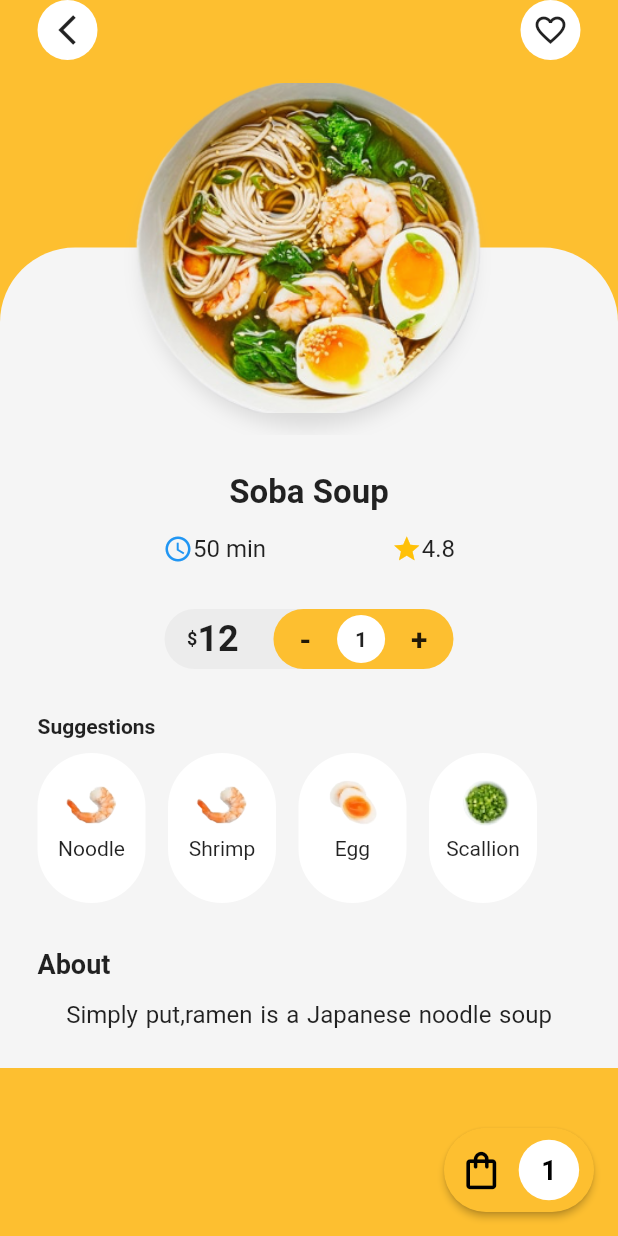
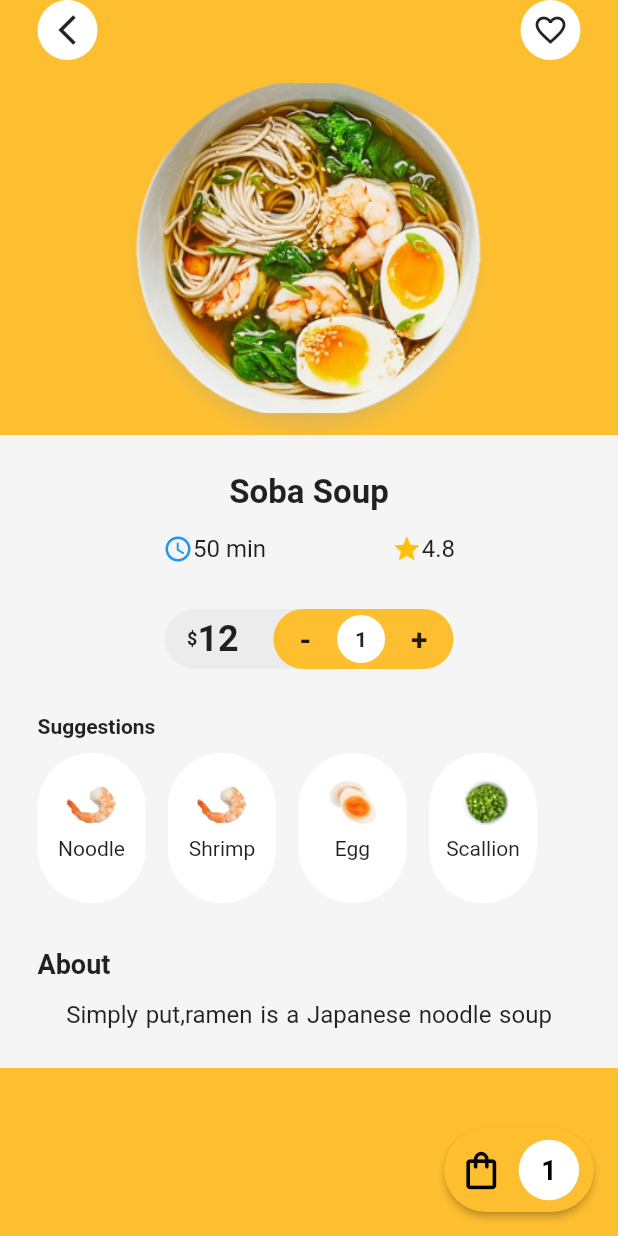
Before and after one commit to NguyenHungViCb/food-ordering-app, a Flutter app: the DetailPage screen opened directly with sample values from the repository, on a phone screen of 412 x 824 dp. Run offline on Flutter 3.47's test engine with Material 2 defaults, Android fonts, the phone set to English and light mode, and no system bars; our stand-ins replace carousel_slider, flutter_dotenv, flutter_secure_storage, flutter_svg; accounts and stored records are empty.

```diff
--- a/app/lib/main.dart
+++ b/app/lib/main.dart
@@ -1,4 +1,5 @@
 import 'package:app/routes.dart';
+import 'package:app/screens/account-info/account-info.dart';
 import 'package:app/screens/cart/cart/cart_screen.dart';
 import 'package:app/screens/home/home.dart';
 import 'package:flutter_dotenv/flutter_dotenv.dart';
--- a/app/lib/models/foods/getfood/food.dart
+++ b/app/lib/models/foods/getfood/foode.dart
@@ -8,7 +8,7 @@ import 'package:app/utils/api_service.dart';
 
 // =================== User related models ===================
 
-GetFoodResponse userFromJson(String str) =>
+GetFoodResponse foodFromJson(String str) =>
     GetFoodResponse.fromJson(json.decode(str));
 
 String userToJson(GetFoodResponse data) => json.encode(data.toJson());
@@ -67,7 +67,7 @@ class GetFoodResponse {
 
 // =================== Class responsed for api called ===================
 
-class CartItems {
+class Foode {
   Future<GetFoodResponse> GetFood() async {
     var response = await ApiService().get("/api/products/all");
     if (response.statusCode == 200) {
--- a/app/lib/screens/detail/widget/food_img.dart
+++ b/app/lib/screens/detail/widget/food_img.dart
@@ -17,17 +17,17 @@ FoodImg(this.food);
                 flex: 1,
                 child: Container(),
               ),
-              Expanded(
-                  flex:1,
-                  child: Container(
-                    decoration: BoxDecoration(
-                      borderRadius: BorderRadius.only(
-                        topLeft: Radius.circular(50),
-                        topRight: Radius.circular(50),
-                      ),
-                      color: kBackground,
-                    ),
-                  ))
+              // Expanded(
+              //     flex:1,
+              //     child: Container(
+              //       decoration: BoxDecoration(
+              //         borderRadius: BorderRadius.only(
+              //           topLeft: Radius.circular(50),
+              //           topRight: Radius.circular(50),
+              //         ),
+              //         color: kBackground,
+              //       ),
+              //     ))
             ],
           ),
           Align(
--- a/app/lib/screens/detail/widget/food_quantity.dart
+++ b/app/lib/screens/detail/widget/food_quantity.dart
@@ -1,4 +1,5 @@
 import 'package:app/models/food.dart';
+import 'package:app/screens/cart/cart/cart_screen.dart';
 import 'package:app/share/constants/colors.dart';
 import 'package:flutter/material.dart';
 
@@ -52,11 +53,19 @@ class FoodQuantity extends StatelessWidget {
             child: Row(
               mainAxisAlignment: MainAxisAlignment.spaceEvenly,
               children: [
-                Text('-',
+                GestureDetector(
+                    child:Text('-',
                       style: TextStyle(
                         fontSize: 20,
                         fontWeight: FontWeight.bold,
                       ),),
+                  onTap: (){print('Terms');},
+                ),
+                // Text('-',
+                // style: TextStyle(
+                //   fontSize: 20,
+                //   fontWeight: FontWeight.bold,
+                // ),),
                 Container(
                   padding: EdgeInsets.all(12),
                   decoration: BoxDecoration(
@@ -68,11 +77,20 @@ class FoodQuantity extends StatelessWidget {
                     fontWeight: FontWeight.bold
                   ),),
                 ),
-                Text('+',
+                GestureDetector(
+                  child:Text('+',
                     style: TextStyle(
                       fontSize: 20,
                       fontWeight: FontWeight.bold,
-                  ),),
+                    ),) ,
+                  onTap: (){ Navigator.pushNamed(context, CartScreen.routeName);},
+                )
+                ,
+                // Text('+',
+                //   style: TextStyle(
+                //     fontSize: 20,
+                //     fontWeight: FontWeight.bold,
+                //   ),),
               ],
             ),
           ),
--- a/app/lib/screens/home/widget/slider_List.dart
+++ b/app/lib/screens/home/widget/slider_List.dart
@@ -20,11 +20,11 @@ class _DestinationCarouselState extends State<DestinationCarousel> {
 
   final List<String> images = [
     'assets/images/voucher3.png',
-    'assets/images/voucher2.png',
     'assets/images/voucher3.png',
-    'assets/images/voucher2.png',
     'assets/images/voucher3.png',
-    'assets/images/voucher2.png',
+    'assets/images/voucher3.png',
+    'assets/images/voucher3.png',
+    'assets/images/voucher3.png',
   ];
 
  // final List<String> places = [
--- a/app/lib/widgets/custom_app_bar.dart
+++ b/app/lib/widgets/custom_app_bar.dart
@@ -17,12 +17,15 @@ class CustomAppBar extends StatelessWidget {
       ),
       child: Row(
         mainAxisAlignment: MainAxisAlignment.spaceBetween,
-        children: [
+        children: <Widget>[
           GestureDetector(
             onTap: leftCallback !=null ? () => leftCallback!(context) : null,
             child: _buildIcon(leftIcon),
           ),
-          _buildIcon(rightIcon),
+          GestureDetector(
+            onTap: (){ print('Terms');},
+            child: _buildIcon(rightIcon),
+          ),
         ],
       ),
     );
```
Also changed, not shown: app/lib/screens/account-info/account-info.dart (+63 -0 lines), app/lib/screens/account-info/info_card.dart (added, +35 -0 lines), app/lib/screens/home/home.dart (+6 -1 lines), app/lib/models/category/category.dart (added). Lines whose indentation alone changed are shown as unchanged.
